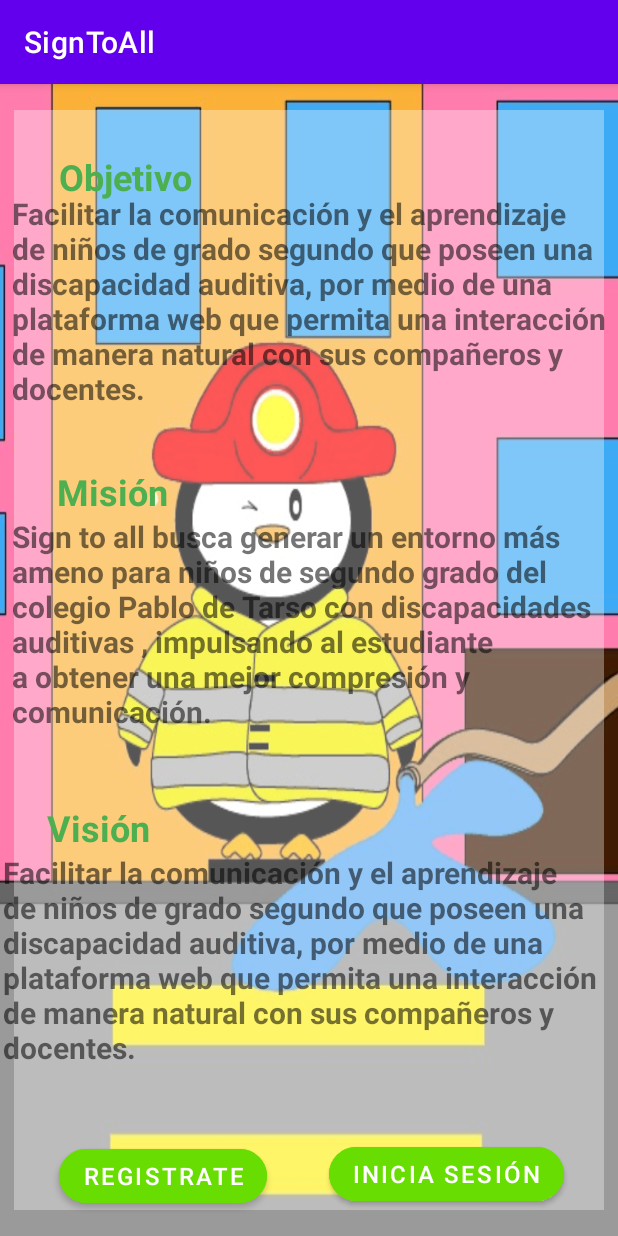
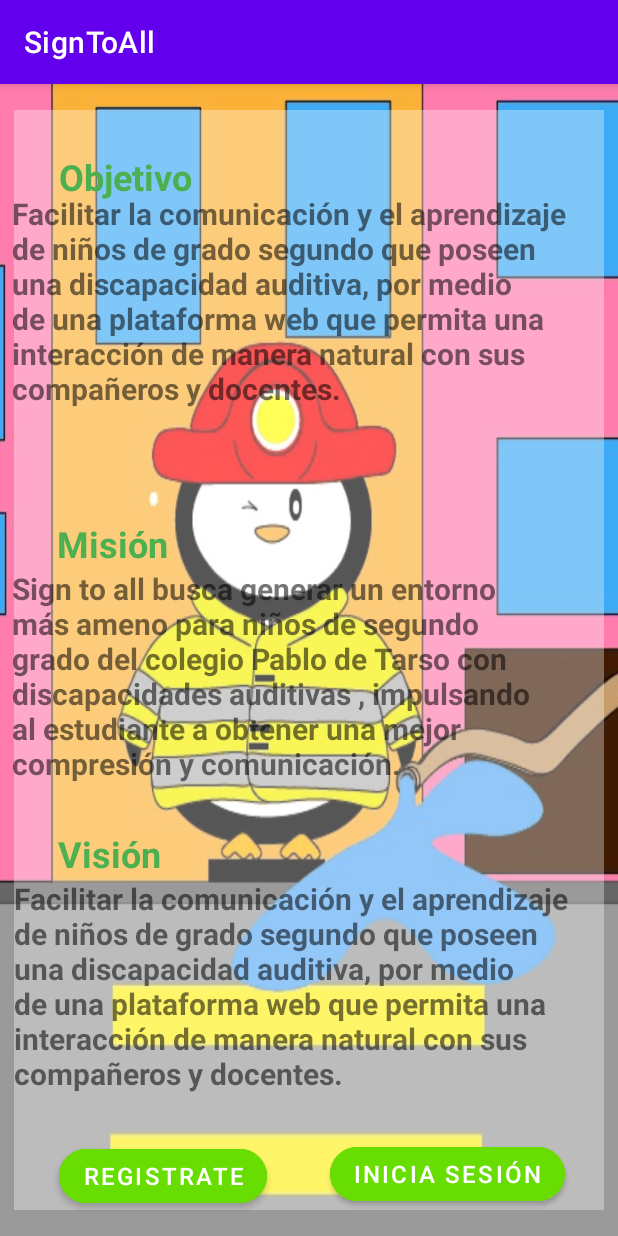
Before and after one commit to staradrik/SignToAll, an Android app: the screen it shows after launch (MainActivity), on a phone screen of 412 x 824 dp. Run offline under Robolectric (Android 15) with nearby library versions, the phone set to English and light mode, and no system bars.

Commit message:
Fix layout p1

```diff
--- a/app/src/main/res/layout/activity_main.xml
+++ b/app/src/main/res/layout/activity_main.xml
@@ -21,12 +21,22 @@
         app:layout_constraintStart_toStartOf="parent"
         app:layout_constraintTop_toTopOf="parent" />
 
+    <LinearLayout
+        android:id="@+id/linearLayout2"
+        android:layout_width="0dp"
+        android:layout_height="0dp"
+        android:orientation="vertical"
+        app:layout_constraintBottom_toBottomOf="parent"
+        app:layout_constraintEnd_toEndOf="parent"
+        app:layout_constraintStart_toStartOf="parent"
+        app:layout_constraintTop_toTopOf="parent"></LinearLayout>
+
     <Button
         android:id="@+id/button"
         android:layout_width="wrap_content"
         android:layout_height="wrap_content"
-        android:layout_marginStart="3dp"
-        android:layout_marginEnd="5dp"
+        android:layout_marginStart="4dp"
+        android:layout_marginEnd="6dp"
         android:layout_marginBottom="16dp"
         android:backgroundTint="#68DD02"
         android:onClick="Registro"
@@ -41,31 +51,27 @@
         android:id="@+id/button2"
         android:layout_width="wrap_content"
         android:layout_height="wrap_content"
-        android:layout_marginBottom="17dp"
         android:backgroundTint="#68DD02"
         android:onClick="InicioSesion"
         android:text="Inicia sesión"
         android:textSize="16sp"
         app:cornerRadius="20dp"
-        app:layout_constraintBottom_toBottomOf="parent"
+        app:layout_constraintBottom_toBottomOf="@+id/view"
         app:layout_constraintEnd_toEndOf="parent"
-        app:layout_constraintStart_toEndOf="@+id/button"
-        app:layout_constraintTop_toBottomOf="@+id/textView6" />
+        app:layout_constraintStart_toEndOf="@+id/button" />
 
     <TextView
         android:id="@+id/textView"
         android:layout_width="wrap_content"
         android:layout_height="wrap_content"
         android:layout_marginStart="31dp"
-        android:layout_marginTop="45dp"
-        android:layout_marginBottom="177dp"
+        android:layout_marginTop="28dp"
         android:text="Objetivo"
         android:textColor="#4CAF50"
         android:textSize="24sp"
         android:textStyle="bold"
-        app:layout_constraintBottom_toTopOf="@+id/textView3"
         app:layout_constraintStart_toStartOf="@+id/textView2"
-        app:layout_constraintTop_toTopOf="parent" />
+        app:layout_constraintTop_toTopOf="@+id/view" />
 
     <TextView
         android:id="@+id/textView3"
@@ -77,8 +83,7 @@
         android:textSize="24sp"
         android:textStyle="bold"
         app:layout_constraintBottom_toTopOf="@+id/textView4"
-        app:layout_constraintStart_toStartOf="@+id/textView4"
-        app:layout_constraintTop_toBottomOf="@+id/textView" />
+        app:layout_constraintStart_toStartOf="@+id/textView4" />
 
     <TextView
         android:id="@+id/textView5"
@@ -90,53 +95,41 @@
         android:textSize="24sp"
         android:textStyle="bold"
         app:layout_constraintBottom_toTopOf="@+id/textView6"
-        app:layout_constraintStart_toStartOf="@+id/textView6"
-        app:layout_constraintTop_toBottomOf="@+id/textView4" />
+        app:layout_constraintStart_toStartOf="@+id/textView6" />
 
     <TextView
         android:id="@+id/textView2"
-        android:layout_width="0dp"
-        android:layout_height="145dp"
+        android:layout_width="388dp"
+        android:layout_height="wrap_content"
         android:layout_marginStart="8dp"
-        android:layout_marginTop="72dp"
-        android:layout_marginEnd="8dp"
-        android:layout_marginBottom="69dp"
+        android:layout_marginTop="27dp"
         android:text="Facilitar la comunicación y el aprendizaje de niños de grado segundo que poseen una discapacidad auditiva, por medio de una plataforma web que permita una interacción de manera natural con sus compañeros y docentes."
         android:textSize="20sp"
         android:textStyle="bold"
-        app:layout_constraintBottom_toBottomOf="@+id/textView3"
-        app:layout_constraintEnd_toEndOf="parent"
         app:layout_constraintStart_toStartOf="parent"
-        app:layout_constraintTop_toTopOf="parent" />
+        app:layout_constraintTop_toTopOf="@+id/textView" />
 
     <TextView
         android:id="@+id/textView6"
-        android:layout_width="0dp"
-        android:layout_height="0dp"
-        android:layout_marginStart="2dp"
-        android:layout_marginEnd="2dp"
-        android:layout_marginBottom="23dp"
+        android:layout_width="378dp"
+        android:layout_height="wrap_content"
+        android:layout_marginBottom="29dp"
         android:text="Facilitar la comunicación y el aprendizaje de niños de grado segundo que poseen una discapacidad auditiva, por medio de una plataforma web que permita una interacción de manera natural con sus compañeros y docentes."
         android:textSize="20sp"
         android:textStyle="bold"
         app:layout_constraintBottom_toTopOf="@+id/button2"
-        app:layout_constraintEnd_toEndOf="parent"
-        app:layout_constraintStart_toStartOf="parent"
-        app:layout_constraintTop_toBottomOf="@+id/textView5" />
+        app:layout_constraintStart_toStartOf="@+id/view" />
 
     <TextView
         android:id="@+id/textView4"
-        android:layout_width="0dp"
-        android:layout_height="0dp"
+        android:layout_width="385dp"
+        android:layout_height="wrap_content"
         android:layout_marginStart="8dp"
-        android:layout_marginEnd="8dp"
-        android:layout_marginBottom="24dp"
+        android:layout_marginBottom="30dp"
         android:text="Sign to all busca generar un entorno más ameno para niños de segundo grado del colegio Pablo de Tarso con discapacidades auditivas , impulsando al estudiante a obtener una mejor compresión y comunicación."
         android:textSize="20sp"
         android:textStyle="bold"
         app:layout_constraintBottom_toTopOf="@+id/textView5"
-        app:layout_constraintEnd_toEndOf="parent"
-        app:layout_constraintStart_toStartOf="parent"
-        app:layout_constraintTop_toBottomOf="@+id/textView3" />
+        app:layout_constraintStart_toStartOf="parent" />
 
 </androidx.constraintlayout.widget.ConstraintLayout>
```
Also changed, not shown: app/src/main/res/layout/activity_respuesta.xml (+40 -14 lines), app/src/main/res/layout/inicio_sesion_main.xml (+24 -32 lines).
